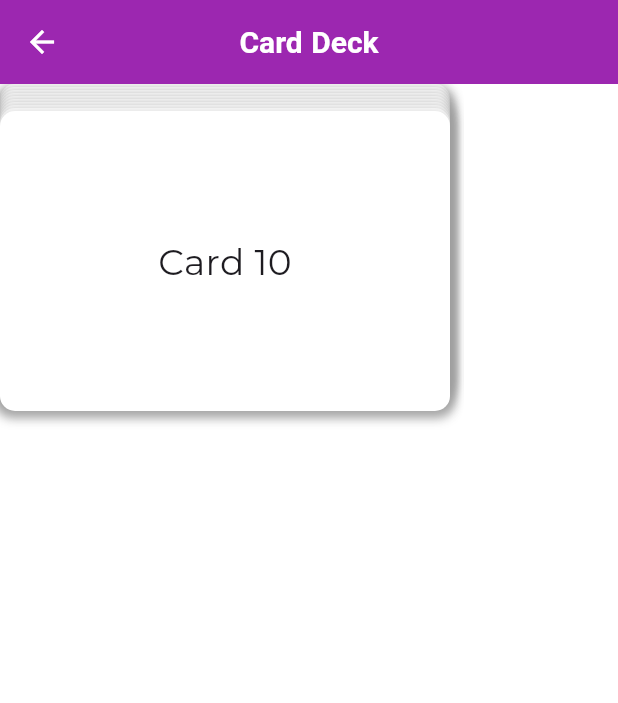
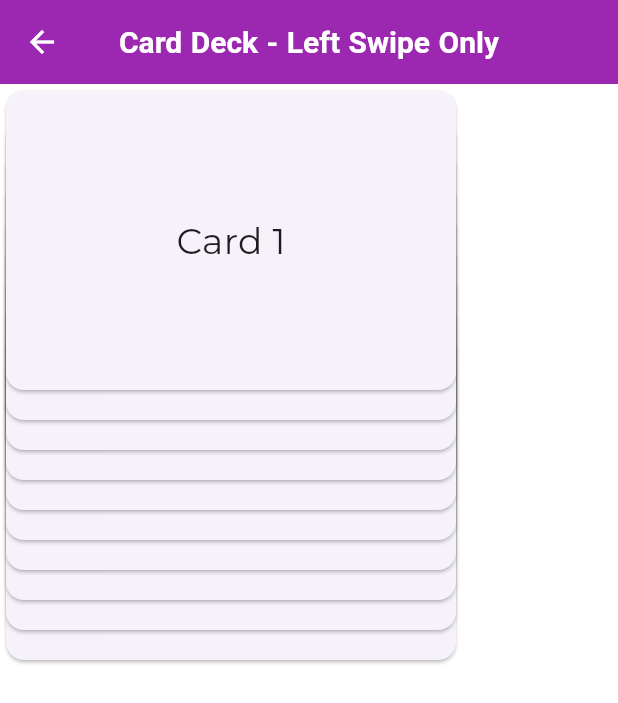
Before and after one commit to fcraveiro/aulas_betha, a Flutter app: the CardTwo screen opened directly, on a phone screen of 412 x 824 dp. Shown: the top 703 px of the screen. Run offline on Flutter 3.47's test engine with Material 3 defaults, Android fonts, the phone set to English and light mode, and no system bars; our stand-ins replace dio, google_fonts.

Commit message:
[MAIN] Card two

```diff
--- a/lib/pages/cards/card_two/card_two.dart
+++ b/lib/pages/cards/card_two/card_two.dart
@@ -9,62 +9,58 @@ class CardTwo extends StatefulWidget {
 
 class _CardTwoState extends State<CardTwo> {
   List<String> cards = List.generate(10, (index) => 'Card ${index + 1}');
+  double dragPosition = 0;
+  bool isDragging = false;
 
   @override
   Widget build(BuildContext context) {
     return Scaffold(
-      appBar: AppBar(title: const Text('Card Deck')),
-      body: Stack(
-        children: cards.asMap().entries.map((entry) {
-          int idx = entry.key;
-          String card = entry.value;
-          return Positioned(
-            top: idx * 2.0,
-            child: Draggable<String>(
-              feedback: CardWidget(card),
-              childWhenDragging: Container(),
-              onDragEnd: (details) {
-                if (details.offset.dx <
-                    -MediaQuery.of(context).size.width / 2) {
-                  setState(() {
-                    cards.removeAt(0);
-                    cards.add(card);
-                  });
-                }
-              },
-              child: CardWidget(card),
-            ),
-          );
-        }).toList(),
+      appBar: AppBar(title: const Text('Card Deck - Left Swipe Only')),
+      body: GestureDetector(
+        onHorizontalDragStart: (details) {
+          setState(() {
+            isDragging = true;
+          });
+        },
+        onHorizontalDragUpdate: (details) {
+          setState(() {
+            // Permitir apenas movimento para a esquerda
+            if (details.delta.dx < 0) {
+              dragPosition += details.delta.dx;
+              // Limitar o arrasto para não ir além da borda esquerda
+              dragPosition =
+                  dragPosition.clamp(-MediaQuery.of(context).size.width, 0);
+            }
+          });
+        },
+        onHorizontalDragEnd: (details) {
+          setState(() {
+            isDragging = false;
+            if (dragPosition.abs() > MediaQuery.of(context).size.width / 2) {
+              String topCard = cards.removeAt(0);
+              cards.add(topCard);
+            }
+            dragPosition = 0;
+          });
+        },
+        child: Stack(
+          children: [
+            for (int i = cards.length - 1; i >= 0; i--)
+              Positioned(
+                top: 20.0 * i,
+                left: i == 0 ? dragPosition : 0,
+                child: Card(
+                  child: Container(
+                    width: 300,
+                    height: 200,
+                    alignment: Alignment.center,
+                    child: Text(cards[i], style: const TextStyle(fontSize: 24)),
+                  ),
+                ),
+              ),
+          ],
+        ),
       ),
     );
   }
 }
-
-class CardWidget extends StatelessWidget {
-  final String cardText;
-
-  const CardWidget(this.cardText, {super.key});
-
-  @override
-  Widget build(BuildContext context) {
-    return Container(
-      width: 300,
-      height: 200,
-      decoration: BoxDecoration(
-        color: Colors.white,
-        borderRadius: BorderRadius.circular(10),
-        boxShadow: [
-          BoxShadow(
-            color: Colors.grey.withOpacity(0.5),
-            spreadRadius: 2,
-            blurRadius: 5,
-            offset: const Offset(0, 3),
-          ),
-        ],
-      ),
-      child:
-          Center(child: Text(cardText, style: const TextStyle(fontSize: 24))),
-    );
-  }
-}
```
